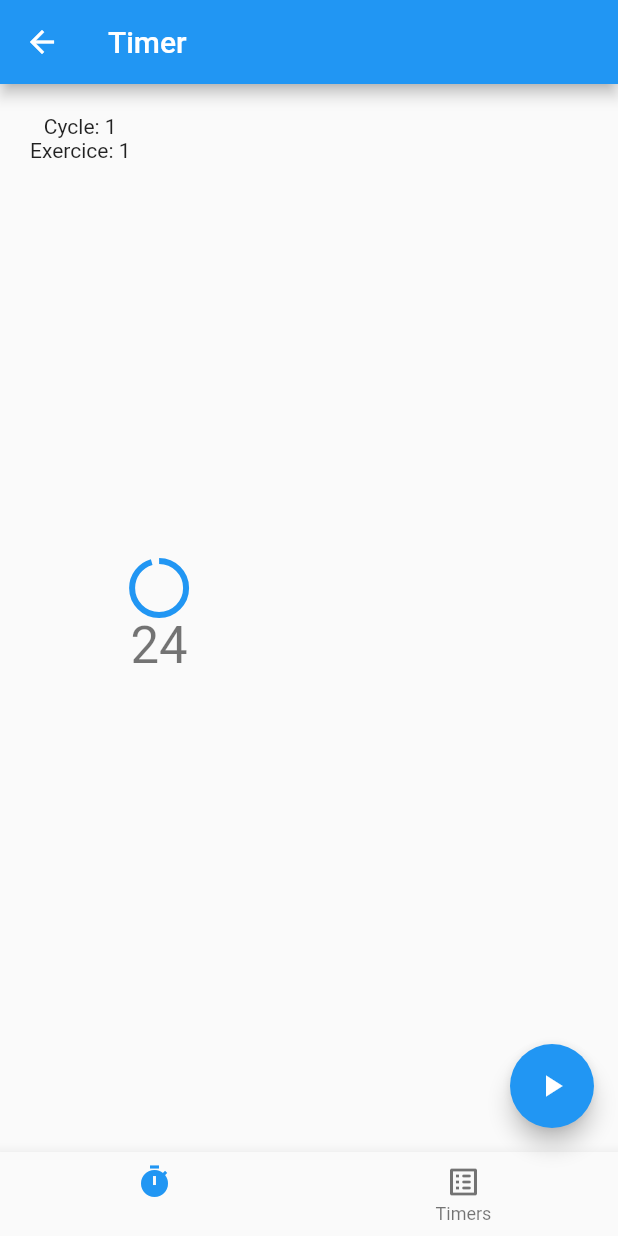
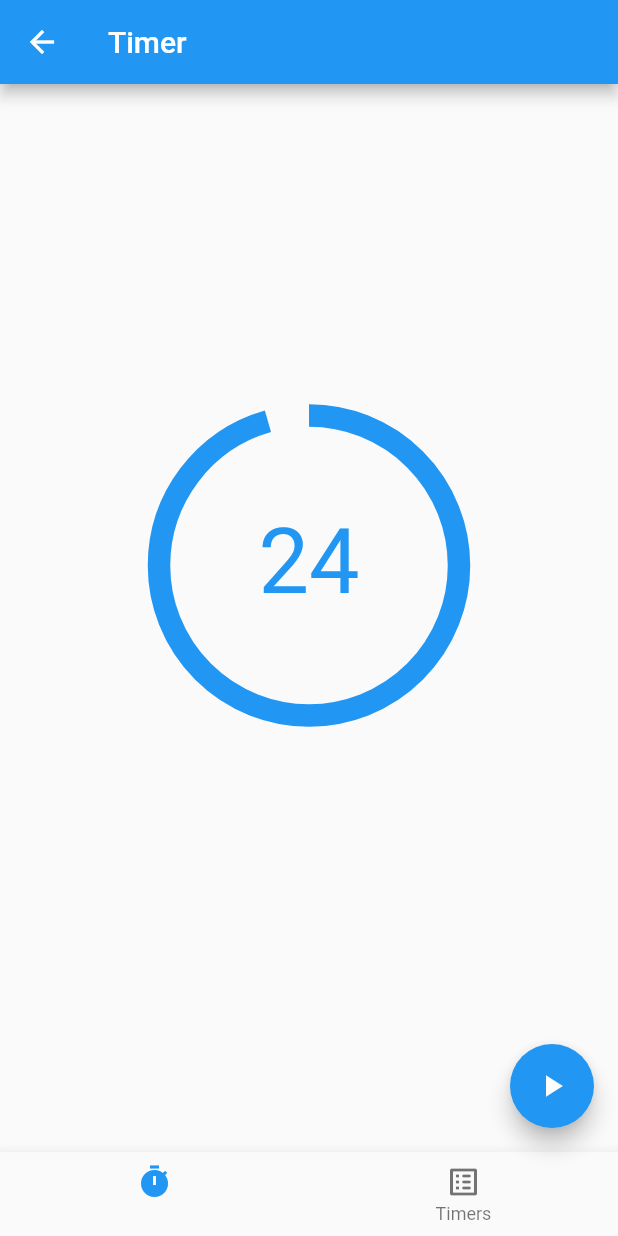
Before and after one commit to jobam/HoneyTime, a Flutter app: the TimerScreen screen opened directly, after a tap on the "play arrow" icon, on a phone screen of 412 x 824 dp. Run offline on Flutter 3.47's test engine with Material 2 defaults, Android fonts, the phone set to English and light mode, and no system bars; our stand-ins replace shared_preferences; accounts and stored records are empty.

Commit message:
style: Timer with text

```diff
--- a/lib/screens/timer_screen.dart
+++ b/lib/screens/timer_screen.dart
@@ -36,7 +36,7 @@ class _TimerScreenState extends State<TimerScreen>
       })
       ..addStatusListener((status) {
         if (status == AnimationStatus.dismissed) {
-          timerOver();
+          timerEndHandler();
           setState(() {});
         }
       });
@@ -45,6 +45,7 @@ class _TimerScreenState extends State<TimerScreen>
 
   @override
   Widget build(BuildContext context) {
+
     return Scaffold(
       appBar: AppBar(
         // Here we take the value from the MyHomePage object that was created by
@@ -52,48 +53,58 @@ class _TimerScreenState extends State<TimerScreen>
         title: Text('Timer'),
       ),
       bottomNavigationBar: const MenuBottom(),
-      body: Padding(
-        padding: const EdgeInsets.all(20.0),
-        child: Center(
+      body: Container(
+        height: double.infinity,
         child: Row(
+          mainAxisAlignment: MainAxisAlignment.center,
           children: [
-              Column(
+            Column(mainAxisAlignment: MainAxisAlignment.center, children: [
+              Flex(
+                direction: Axis.vertical,
                 children: [
-                  Text('Cycle: ${currentCycleNb}'),
-                  Text('Exercice: ${currentExerciseNb}'),
-                ],
-              ),
-              Column(
-                mainAxisAlignment: MainAxisAlignment.center,
-                // Column is also a layout widget. It takes a list of children and
-                // arranges them vertically. By default, it sizes itself to fit its
-                // children horizontally, and tries to be as tall as its parent.
-                //
-                // Invoke "debug painting" (press "p" in the console, choose the
-                // "Toggle Debug Paint" action from the Flutter Inspector in Android
-                // Studio, or the "Toggle Debug Paint" command in Visual Studio Code)
-                // to see the wireframe for each widget.
-                //
-                // Column has various properties to control how it sizes itself and
-                // how it positions its children. Here we use mainAxisAlignment to
-                // center the children vertically; the main axis here is the vertical
-                // axis because Columns are vertical (the cross axis would be
-                // horizontal).
-                children: <Widget>[
-                  CircularProgressIndicator(
+                  SizedBox(
+                      width: 200,
+                      height: 200,
+                      child: CircularProgressIndicator(
+                        strokeWidth: 15,
                         value: timerController.value,
                         semanticsLabel: 'Circular progress indicator',
-                  ),
-                  Text(
+                      )),
+                  Container(
+                    transform: Matrix4.translationValues(0.0, -138.0, 0.0),
+                    child: Text(
                       (timerController.value *
                               (timerController.duration?.inSeconds ?? 0.0))
                           .toStringAsFixed(0),
-                    style: Theme.of(context).textTheme.headline4,
+                      style: TextStyle(fontSize: 60, color: Colors.blue),
+                    ),
                   ),
                 ],
               ),
+            ]
+                // Padding(
+                //   padding: const EdgeInsets.all(20.0),
+                //   child: Center(
+                //     child: Row(
+                //       children: [
+                //         Column(
+                //           children: [
+                //             Text('Cycle: ${currentCycleNb}'),
+                //             Text('Exercice: ${currentExerciseNb}'),
+                //           ],
+                //         ),
+                //         Column(
+                //           mainAxisAlignment: MainAxisAlignment.center,
+                //           children: <Widget>[
+                //
+                //           ],
+                //         ),
+                //       ],
+                //     ),
+                //   ),
+                // ),
+                ),
           ],
-          ),
         ),
       ),
       floatingActionButton: FloatingActionButton(
@@ -110,7 +121,7 @@ class _TimerScreenState extends State<TimerScreen>
     timerController.reverse();
   }
 
-  void timerOver() {
+  void timerEndHandler() {
     if (currentCycleNb <= timer.cycles) {
       if (isExercise && currentExerciseNb < timer.exercisesNb) {
         isExercise = false;
```
Lines whose indentation alone changed are shown as unchanged.
